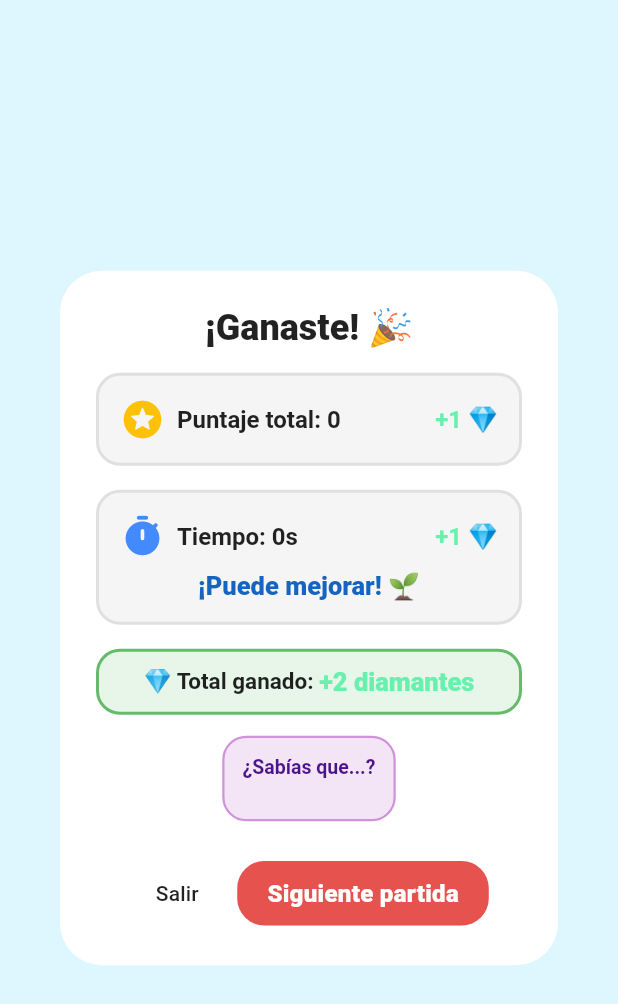
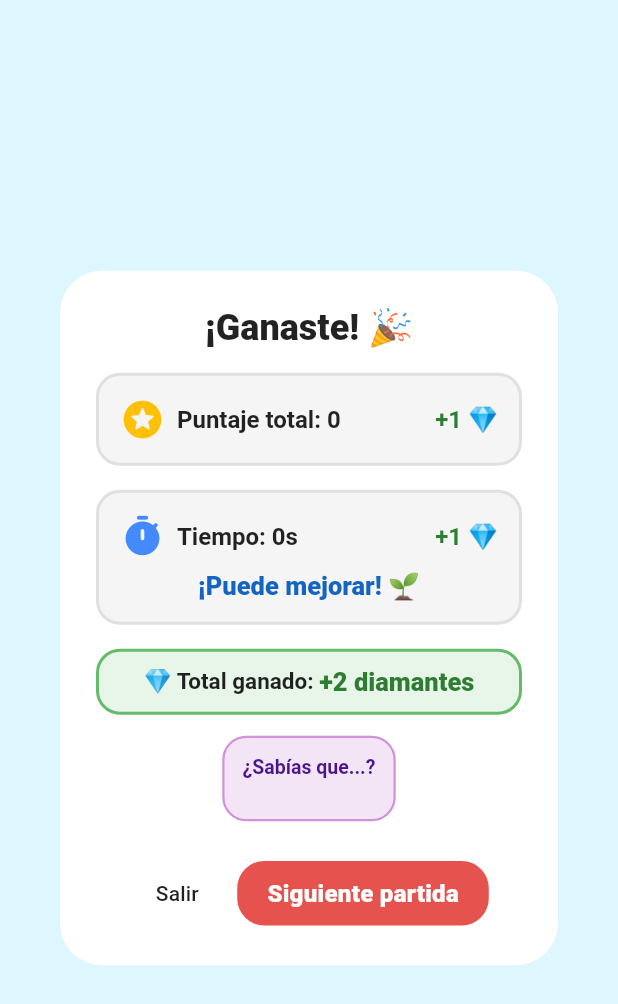
Before and after one commit to FlorCiperiani/memoria-animal, a Flutter app: the _VictoryRewardDialog widget shown alone on an empty page, opened directly with empty values, after a tap on "Saltar animación", on a phone screen of 412 x 824 dp. Shown: the top 1004 px of the screen. Run offline on Flutter 3.47's test engine with Material 3 defaults, Android fonts, the phone set to English and light mode, and no system bars; our stand-ins replace audioplayers, equatable, flutter_bloc, get_it, shared_preferences; missing offline and left inert: flame; accounts and stored records are empty.

```diff
--- a/lib/presentation/pages/game_page.dart
+++ b/lib/presentation/pages/game_page.dart
@@ -374,7 +374,13 @@ class _GameView extends StatelessWidget {
           remainingSeconds: state.remainingSeconds,
           level: state.level,
           animalFact: state.animalFact,
-          onFinished: () async {
+          onExit: () async {
+            await cubit.stopVictorySound();
+            if (!dialogContext.mounted) return;
+            Navigator.of(dialogContext).pop();
+            cubit.returnToSetup();
+          },
+          onNext: () async {
             await cubit.stopVictorySound();
             if (!dialogContext.mounted) return;
             Navigator.of(dialogContext).pop();
@@ -2169,7 +2175,8 @@ class _VictoryRewardDialog extends StatefulWidget {
     required this.remainingSeconds,
     required this.level,
     required this.animalFact,
-    required this.onFinished,
+    required this.onExit,
+    required this.onNext,
   });
 
   final int score;
@@ -2178,7 +2185,8 @@ class _VictoryRewardDialog extends StatefulWidget {
   final int remainingSeconds;
   final GameLevel level;
   final String? animalFact;
-  final VoidCallback onFinished;
+  final VoidCallback onExit;
+  final VoidCallback onNext;
 
   @override
   State<_VictoryRewardDialog> createState() => _VictoryRewardDialogState();
@@ -2246,6 +2254,7 @@ class _VictoryRewardDialogState extends State<_VictoryRewardDialog> {
   Widget build(BuildContext context) {
     final isDark = Theme.of(context).brightness == Brightness.dark;
     final textColor = isDark ? Colors.white : Colors.black87;
+    final darkerGreen = isDark ? Colors.green.shade300 : Colors.green.shade800;
     final cardBg1 = _stage == 1
         ? (isDark ? Colors.amber.shade900 : Colors.amber.shade100)
         : (isDark ? Colors.grey.shade800 : Colors.grey.shade100);
@@ -2299,7 +2308,7 @@ class _VictoryRewardDialogState extends State<_VictoryRewardDialog> {
                           style: TextStyle(
                             fontSize: 16,
                             fontWeight: FontWeight.bold,
-                            color: Colors.greenAccent,
+                            color: darkerGreen,
                           ),
                         ),
                       ],
@@ -2340,10 +2349,10 @@ class _VictoryRewardDialogState extends State<_VictoryRewardDialog> {
                             const Spacer(),
                             Text(
                               '+$_timeDiamonds 💎',
-                              style: const TextStyle(
+                              style: TextStyle(
                                 fontSize: 16,
                                 fontWeight: FontWeight.bold,
-                                color: Colors.greenAccent,
+                                color: darkerGreen,
                               ),
                             ),
                           ],
@@ -2379,10 +2388,10 @@ class _VictoryRewardDialogState extends State<_VictoryRewardDialog> {
                       Text('💎 Total ganado: ', style: TextStyle(fontWeight: FontWeight.bold, fontSize: 15, color: textColor)),
                       Text(
                         '+$_totalEarnedDiamonds diamantes',
-                        style: const TextStyle(
+                        style: TextStyle(
                           fontWeight: FontWeight.w900,
                           fontSize: 17,
-                          color: Colors.greenAccent,
+                          color: darkerGreen,
                         ),
                       ),
                     ],
@@ -2417,11 +2426,11 @@ class _VictoryRewardDialogState extends State<_VictoryRewardDialog> {
       actions: [
         if (_stage >= 3) ...[
           TextButton(
-            onPressed: widget.onFinished,
+            onPressed: widget.onExit,
             child: Text('Salir', style: TextStyle(color: isDark ? Colors.white70 : Colors.black87)),
           ),
           FilledButton(
-            onPressed: widget.onFinished,
+            onPressed: widget.onNext,
             style: FilledButton.styleFrom(
               padding: const EdgeInsets.symmetric(horizontal: 20, vertical: 12),
               shape: RoundedRectangleBorder(
```
Also changed, not shown: lib/data/repositories/audio_repository_impl.dart (+9 -5 lines).
